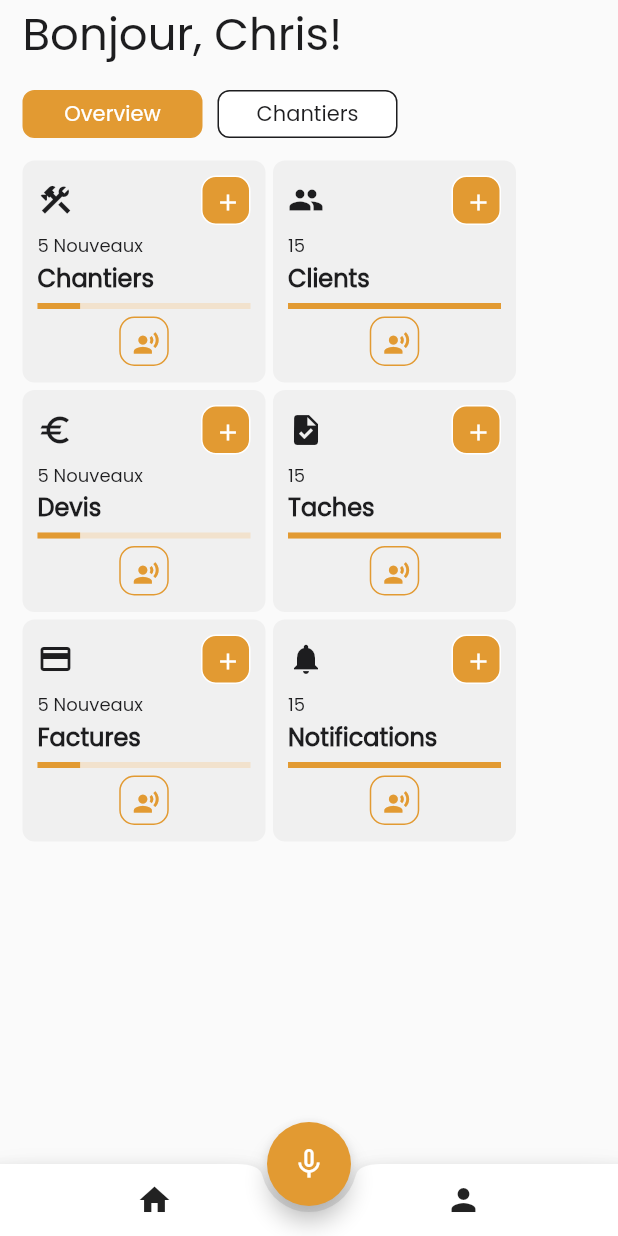
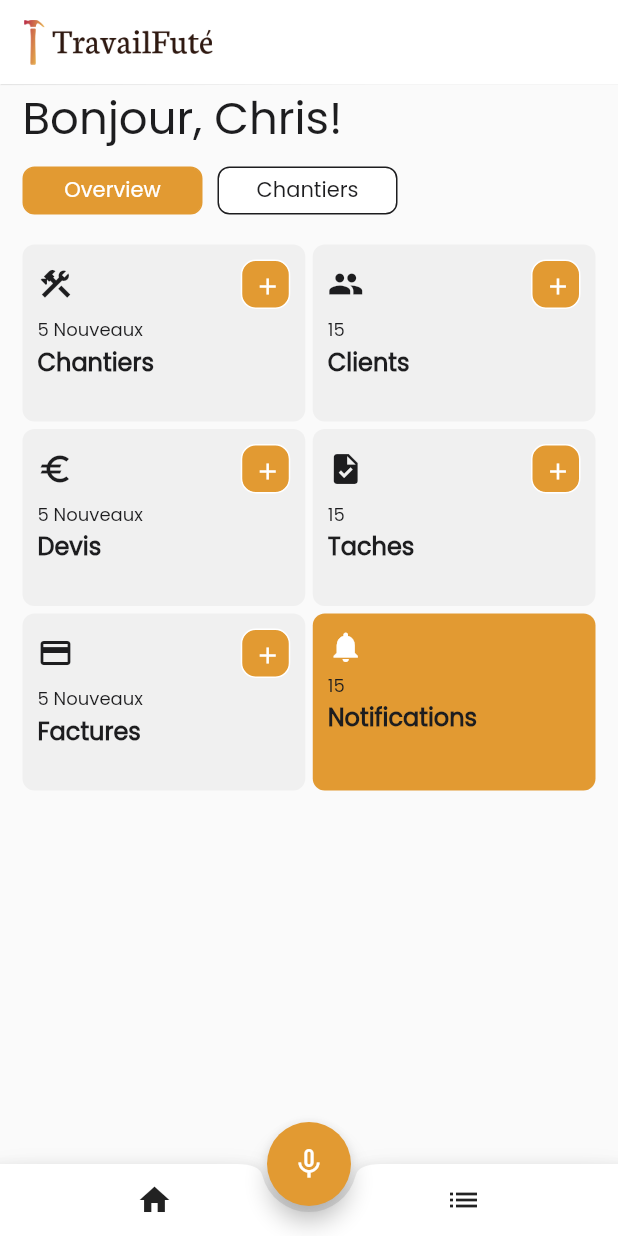
Before and after one commit to KennyChrisUmurundi/TravailFutE, a Flutter app: the screen it shows after launch, on a phone screen of 412 x 824 dp. Run offline on Flutter 3.47's test engine with Material 2 defaults, Android fonts, the phone set to English and light mode, and no system bars; our stand-ins replace audioplayers, flutter_native_splash, logger, permission_handler; missing offline and left inert: phone_state, record; statements that could not run were skipped.

Commit message:
getting done with the mvp main design

```diff
--- a/lib/main.dart
+++ b/lib/main.dart
@@ -1,4 +1,5 @@
 import 'package:flutter/material.dart';
+import 'package:travail_fute/constants.dart';
 import 'package:travail_fute/widgets/botom_nav.dart';
 import 'package:travail_fute/widgets/foab.dart';
 import 'screens/home_page.dart';
@@ -27,10 +28,17 @@ class MainPageSettings extends StatelessWidget {
 
   @override
   Widget build(BuildContext context) {
-    return const Scaffold(
-      body: HomePage(),
-      bottomNavigationBar: BottomNavBar(),
-      floatingActionButton: MyCenteredFAB(),
+    return Scaffold(
+      body: const HomePage(),
+      appBar: AppBar(
+        title: SizedBox(
+            height: 30, child: Image.asset('assets/images/splash.png')),
+        shadowColor: kWhiteColor,
+        elevation: 0.3,
+        backgroundColor: kWhiteColor,
+      ),
+      bottomNavigationBar: const BottomNavBar(),
+      floatingActionButton: const MyCenteredFAB(),
       floatingActionButtonLocation: FloatingActionButtonLocation.centerDocked,
     );
   }
--- a/lib/screens/home_page.dart
+++ b/lib/screens/home_page.dart
@@ -116,7 +116,7 @@ class _HomePageState extends State<HomePage> {
               style: kWelcomePageTextStyle,
             ),
             const SizedBox(
-              height: 15,
+              height: 10,
             ),
             Row(
               children: [
@@ -139,12 +139,11 @@ class _HomePageState extends State<HomePage> {
                 ),
               ],
             ),
-            const SizedBox(
-              height: 15,
-            ),
+            const SizedBox(height: 20),
             Row(
               children: [
-                MainCard(
+                Expanded(
+                  child: MainCard(
                     onPress: playRecord,
                     label: 'Chantiers',
                     number: '5 Nouveaux',
@@ -152,15 +151,18 @@ class _HomePageState extends State<HomePage> {
                     value: 1,
                     completed: 5,
                   ),
+                ),
                 const SizedBox(
                   width: 5,
                 ),
-                const MainCard(
+                const Expanded(
+                  child: MainCard(
                       label: 'Clients',
                       number: '15',
                       icon: Icons.people,
                       value: 89,
                       completed: 89),
+                ),
               ],
             ),
             const SizedBox(
@@ -168,22 +170,26 @@ class _HomePageState extends State<HomePage> {
             ),
             const Row(
               children: [
-                MainCard(
+                Expanded(
+                  child: MainCard(
                     label: 'Devis',
                     number: '5 Nouveaux',
                     icon: Icons.euro,
                     value: 1,
                     completed: 5,
                   ),
+                ),
                 SizedBox(
                   width: 5,
                 ),
-                MainCard(
+                Expanded(
+                  child: MainCard(
                       label: 'Taches',
                       number: '15',
                       icon: Icons.task,
                       value: 89,
                       completed: 89),
+                ),
               ],
             ),
             const SizedBox(
@@ -191,24 +197,42 @@ class _HomePageState extends State<HomePage> {
             ),
             const Row(
               children: [
-                MainCard(
+                Expanded(
+                  child: MainCard(
                     label: 'Factures',
                     number: '5 Nouveaux',
                     icon: Icons.payment,
                     value: 1,
                     completed: 5,
                   ),
+                ),
                 SizedBox(
                   width: 5,
                 ),
-                MainCard(
+                Expanded(
+                  child: MainCard(
                       label: 'Notifications',
                       number: '15',
+                      cardColor: kTravailFuteMainColor,
+                      addOption: false,
                       icon: Icons.notifications,
                       value: 89,
+                      textColor: kWhiteColor,
                       completed: 89),
+                ),
               ],
             ),
+            // SizedBox(
+            //   height: 10,
+            // ),
+            // Expanded(
+            //   child: Container(
+            //     margin: EdgeInsets.all(8),
+            //     decoration: BoxDecoration(
+            //         color: kTravailFuteMainColor,
+            //         borderRadius: BorderRadius.circular(15)),
+            //   ),
+            // ),
             // const Text(
             //   "Important",
             //   style: kTitlePageTextStyle,
--- a/lib/widgets/botom_nav.dart
+++ b/lib/widgets/botom_nav.dart
@@ -24,7 +24,7 @@ class BottomNavBar extends StatelessWidget {
           // ),
           const SizedBox(), // Empty space to center the FAB
           IconButton(
-            icon: const Icon(Icons.person),
+            icon: const Icon(Icons.list),
             onPressed: () {
               // Implement profile navigation here
             },
--- a/lib/widgets/main_card.dart
+++ b/lib/widgets/main_card.dart
@@ -11,6 +11,9 @@ class MainCard extends StatelessWidget {
     required this.value,
     required this.completed,
     this.onPress,
+    this.addOption = true,
+    this.cardColor = kCardColor,
+    this.textColor = kTravailFuteSecondaryColor,
   });
 
   final String label;
@@ -19,6 +22,9 @@ class MainCard extends StatelessWidget {
   final int value;
   final int completed;
   final void Function()? onPress;
+  final bool addOption;
+  final Color cardColor;
+  final Color textColor;
 
   @override
   Widget build(BuildContext context) {
@@ -26,11 +32,11 @@ class MainCard extends StatelessWidget {
       onTap: onPress,
       child: Container(
         padding: const EdgeInsets.all(10),
-        width: 162,
-        height: 148,
+        // width: 162,
+        height: 118,
         decoration: BoxDecoration(
           borderRadius: BorderRadius.circular(8),
-          color: kCardColor,
+          color: cardColor,
         ),
         child: Column(
           mainAxisAlignment: MainAxisAlignment.start,
@@ -41,13 +47,15 @@ class MainCard extends StatelessWidget {
               children: [
                 Icon(
                   icon,
-                  color: kTravailFuteSecondaryColor,
+                  color: textColor,
                 ),
-                const CustomRoundButton(
-                  buttonIcon: Icons.add,
-                  backgroundColor: kTravailFuteMainColor,
-                  iconColor: kWhiteColor,
-                ),
+                addOption
+                    ? const CustomRoundButton(
+                        buttonIcon: Icons.add,
+                        backgroundColor: kTravailFuteMainColor,
+                        iconColor: kWhiteColor,
+                      )
+                    : Container(),
               ],
             ),
             const SizedBox(
@@ -64,21 +72,50 @@ class MainCard extends StatelessWidget {
             const SizedBox(
               height: 5,
             ),
-            LinearProgressIndicator(
-              value: value / completed,
-              backgroundColor: kProgressBarInactiveColor,
-              color: kTravailFuteMainColor,
-            ),
-            const SizedBox(
-              height: 5,
-            ),
-            const Center(
-              child: CustomRoundButton(
-                buttonIcon: Icons.record_voice_over,
-                backgroundColor: kCardColor,
-                iconColor: kTravailFuteMainColor,
-              ),
-            )
+            // Row(
+            //   mainAxisAlignment: MainAxisAlignment.spaceBetween,
+            //   children: [
+            //     SizedBox(
+            //       width: 80,
+            //       child: LinearProgressIndicator(
+            //         borderRadius: BorderRadius.circular(10),
+            //         value: value / completed,
+            //         backgroundColor: kProgressBarInactiveColor,
+            //         color: kTravailFuteMainColor,
+            //       ),
+            //     ),
+            //     Container(
+            //       decoration: BoxDecoration(
+            //           color: kTravailFuteMainColor,
+            //           borderRadius: BorderRadius.circular(10)),
+            //       child: const Padding(
+            //         padding: EdgeInsets.all(4.0),
+            //         child: Text(
+            //           '5/7',
+            //           style: TextStyle(
+            //             color: kWhiteColor,
+            //             fontFamily: 'Poppins',
+            //             fontWeight: FontWeight.bold,
+            //             fontSize: 12,
+            //           ),
+            //         ),
+            //       ),
+            //     )
+            //   ],
+            // ),
+            // const SizedBox(
+            //   width: 5,
+            // ),
+            // const SizedBox(
+            //   height: 5,
+            // ),
+            // // const Center(
+            // //   child: CustomRoundButton(
+            // //     buttonIcon: Icons.record_voice_over,
+            // //     backgroundColor: kCardColor,
+            // //     iconColor: kTravailFuteMainColor,
+            // //   ),
+            // // )
           ],
         ),
       ),
--- a/pubspec.yaml
+++ b/pubspec.yaml
@@ -30,9 +30,9 @@ flutter:
   uses-material-design: true
 
   # To add assets to your application, add an assets section, like this:
-  # assets:
-  #   - images/a_dot_burr.jpeg
-  #   - images/a_dot_ham.jpeg
+  assets:
+    - assets/images/splash.png
+
 
   # An image asset can refer to one or more resolution-specific "variants", see
   # https://flutter.dev/assets-and-images/#resolution-aware
```
Lines whose indentation alone changed are shown as unchanged.
